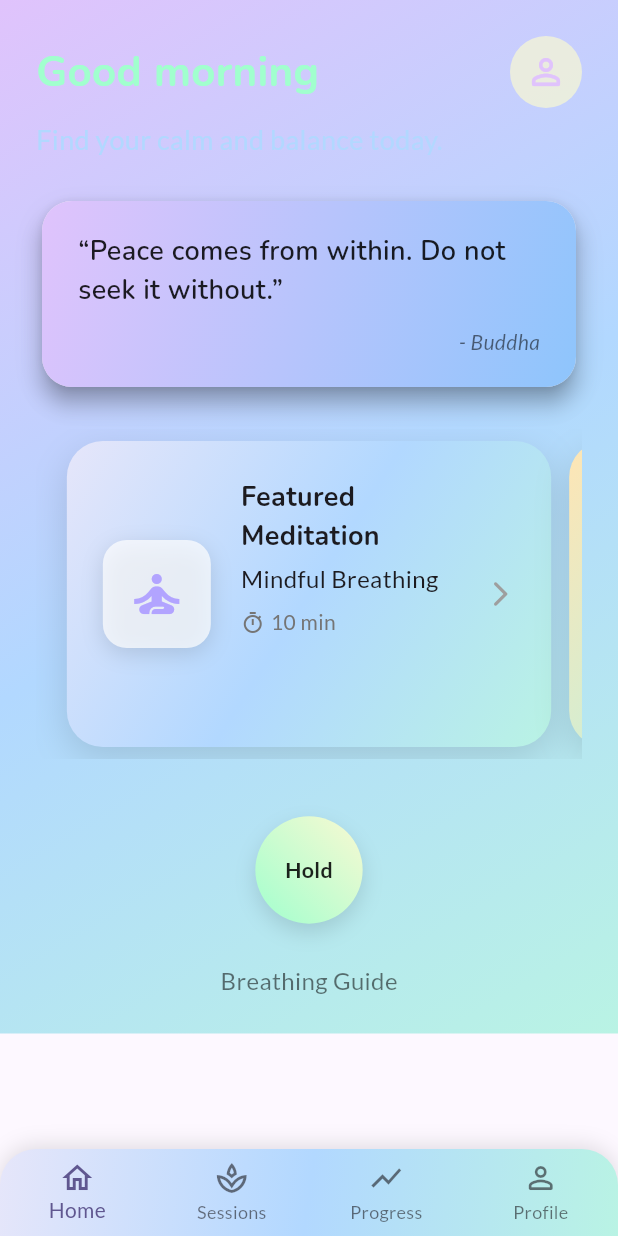
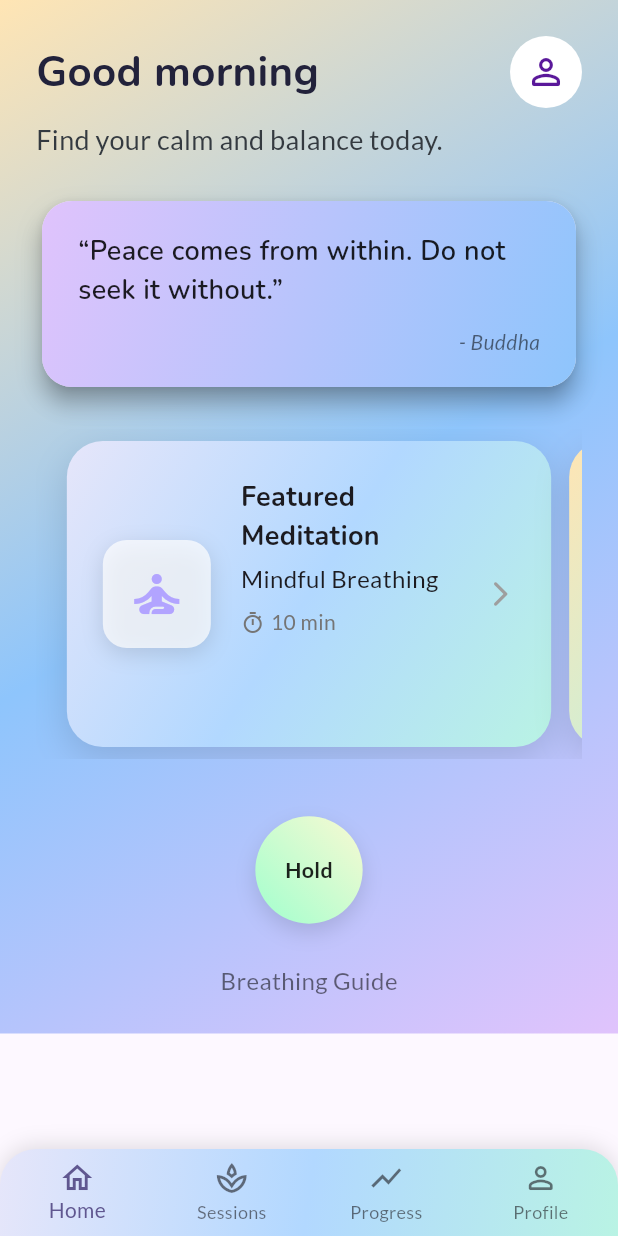
Before and after one commit to Nishanbhattarai498/ui_app, a Flutter app: the screen it shows after launch, on a phone screen of 412 x 824 dp. Run offline on Flutter 3.47's test engine with Material 3 defaults, Android fonts, the phone set to English and light mode, and no system bars; our stand-ins replace google_fonts.

Commit message:
Refactor UI of HomeScreen and SessionDetailsScreen with new gradient backgrounds and improved color contrast for better readability

```diff
--- a/lib/screens/home_screen.dart
+++ b/lib/screens/home_screen.dart
@@ -14,7 +14,11 @@ class HomeScreen extends StatelessWidget {
       child: Container(
         decoration: const BoxDecoration(
           gradient: LinearGradient(
-            colors: [AppColors.softPurple, AppColors.skyBlue, AppColors.mint],
+            colors: [
+              Color(0xFFFFE5B4), // Light Peach
+              Color(0xFF8EC5FC), // Misty Blue
+              Color(0xFFE0C3FC), // Soft Purple
+            ],
             begin: Alignment.topLeft,
             end: Alignment.bottomRight,
           ),
@@ -32,15 +36,17 @@ class HomeScreen extends StatelessWidget {
                     style: GoogleFonts.nunito(
                       fontSize: 28,
                       fontWeight: FontWeight.w700,
-                      color: AppColors.sageGreen,
+                      color: Color(
+                        0xFF22223B,
+                      ), // Very dark blue for max contrast
                     ),
                   ),
                   CircleAvatar(
                     radius: 24,
-                    backgroundColor: AppColors.softPeach.withOpacity(0.7),
+                    backgroundColor: Colors.white,
                     child: Icon(
                       Icons.person_outline_rounded,
-                      color: AppColors.softPurple,
+                      color: Color(0xFF5A189A), // Deep purple
                       size: 28,
                     ),
                   ),
@@ -49,7 +55,10 @@ class HomeScreen extends StatelessWidget {
               const SizedBox(height: 8),
               Text(
                 'Find your calm and balance today.',
-                style: GoogleFonts.lato(fontSize: 18, color: AppColors.skyBlue),
+                style: GoogleFonts.lato(
+                  fontSize: 18,
+                  color: Color(0xFF343A40), // Dark gray for body text
+                ),
               ),
               const SizedBox(height: 24),
               MotivationQuoteCard(
```
Also changed, not shown: lib/screens/session_details_screen.dart (+10 -8 lines).
